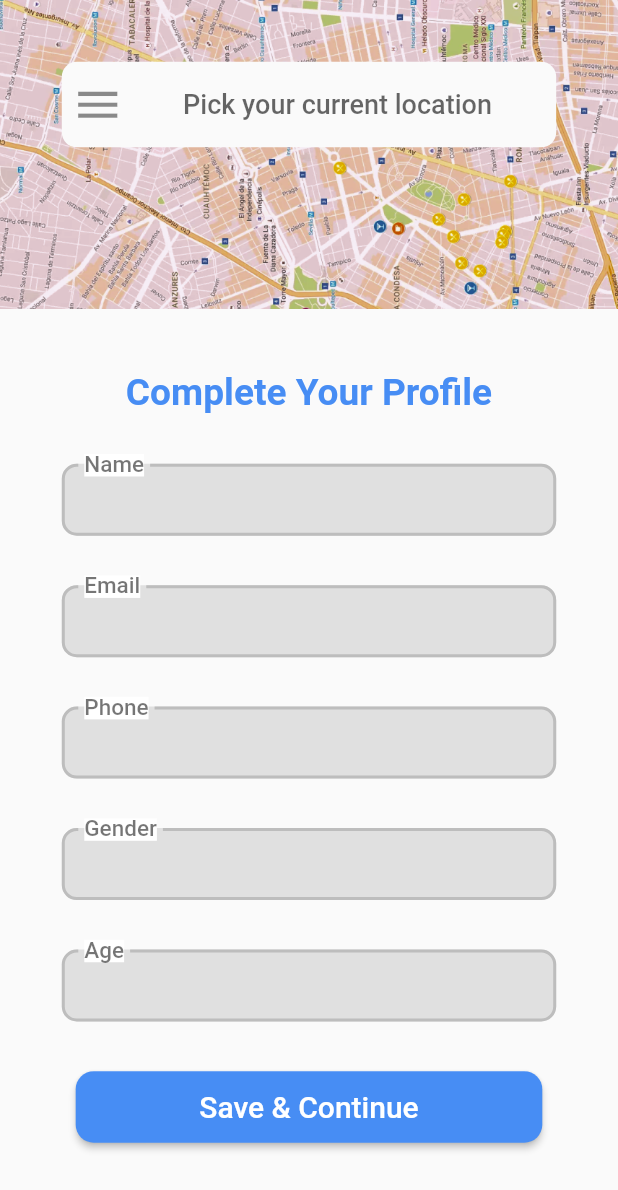
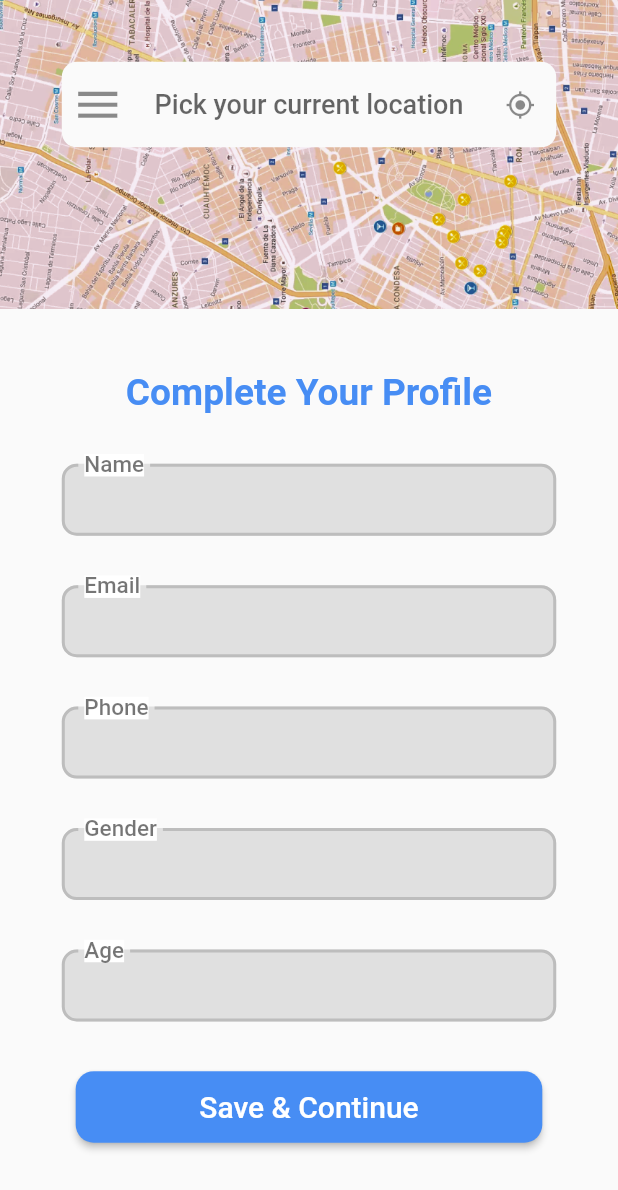
Before and after one commit to gdscnitp/Delrit, a Flutter app: the CompleteProfile screen opened by its route, after a tap on "Save & Continue", on a phone screen of 412 x 824 dp. Shown: the top 1190 px of the screen. Run offline on Flutter 3.47's test engine with Material 2 defaults, Android fonts, the phone set to English and light mode, and no system bars; our stand-ins replace cloud_firestore, firebase_auth, firebase_core, firebase_messaging, fluttertoast, geocoding and 6 more; missing offline and left inert: flutter_config, flutter_facebook_auth, flutter_polyline_points; accounts and stored records are empty.

Commit message:
complete profile changes

```diff
--- a/lib/provider/getit.dart
+++ b/lib/provider/getit.dart
@@ -3,6 +3,7 @@ import 'package:ride_sharing/services/api_services.dart';
 import 'package:ride_sharing/services/navigation_service.dart';
 import 'package:get_it/get_it.dart';
 import 'package:ride_sharing/view/add_ride_viewmodel.dart';
+import 'package:ride_sharing/view/complete_profile_viewmodel.dart';
 import 'package:ride_sharing/view/login_viewmodel.dart';
 import 'package:ride_sharing/view/search_rider_viewmodel.dart';
 
@@ -13,4 +14,5 @@ void setupLocator() {
   getIt.registerFactory(() => LoginViewModel());
   getIt.registerFactory(() => AddRideViewModel());
   getIt.registerFactory(() => SearchRiderViewModel());
+  getIt.registerFactory(() => CompleteProfileViewModel());
 }
--- a/lib/src/screens/complete_profile.dart
+++ b/lib/src/screens/complete_profile.dart
@@ -1,26 +1,34 @@
 import 'package:flutter/material.dart';
+import 'package:geolocator/geolocator.dart';
 import 'package:ride_sharing/config/app_config.dart';
+import 'package:ride_sharing/provider/base_view.dart';
+import 'package:ride_sharing/src/screens/address_search.dart';
 import 'package:ride_sharing/src/widgets/place_search_text_field.dart';
+import 'package:ride_sharing/view/complete_profile_viewmodel.dart';
+import 'package:uuid/uuid.dart';
 
 class CompleteProfile extends StatelessWidget {
   const CompleteProfile({Key? key}) : super(key: key);
 
   @override
   Widget build(BuildContext context) {
+    return BaseView<CompleteProfileViewModel>(builder: (context, model, child) {
       return Scaffold(
         resizeToAvoidBottomInset: false,
         body: Column(
-        children: const [
-          Flexible(flex: 1, child: Header()),
-          Flexible(flex: 3, child: Body()),
+          children: [
+            Flexible(flex: 1, child: Header(model: model)),
+            Flexible(flex: 3, child: Body(model: model)),
           ],
         ),
       );
+    });
   }
 }
 
 class Header extends StatelessWidget {
-  const Header({Key? key}) : super(key: key);
+  final CompleteProfileViewModel model;
+  const Header({Key? key, required this.model}) : super(key: key);
 
   @override
   Widget build(BuildContext context) {
@@ -45,6 +53,19 @@ class Header extends StatelessWidget {
               borderRadius: BorderRadius.circular(10.0),
             ),
             child: TextFormField(
+              controller: model.addressController,
+              onTap: () async {
+                final Position currentLocation =
+                    await Geolocator.getCurrentPosition(
+                  desiredAccuracy: LocationAccuracy.medium,
+                );
+                final sessionToken = const Uuid().v4();
+                final result = await showSearch(
+                  context: context,
+                  delegate: AddressSearch(sessionToken, currentLocation),
+                );
+                model.updateLocation(result!.description);
+              },
               textAlign: TextAlign.center,
               decoration: const InputDecoration(
                 border: InputBorder.none,
@@ -58,6 +79,10 @@ class Header extends StatelessWidget {
                   Icons.menu,
                   size: 35,
                 ),
+                suffixIcon: Icon(
+                  Icons.gps_fixed,
+                  size: 20,
+                ),
               ),
             ),
           ),
@@ -68,7 +93,8 @@ class Header extends StatelessWidget {
 }
 
 class Body extends StatelessWidget {
-  const Body({Key? key}) : super(key: key);
+  final CompleteProfileViewModel model;
+  Body({Key? key, required this.model}) : super(key: key);
 
   @override
   Widget build(BuildContext context) {
@@ -89,28 +115,29 @@ class Body extends StatelessWidget {
               SizedBox(
                 height: App(context).appHeight(4),
               ),
-              inputFormField(label: 'Name'),
+              inputFormField(label: 'Name', controller: model.nameController),
               SizedBox(
                 height: App(context).appHeight(4),
               ),
-              inputFormField(label: 'Email'),
+              inputFormField(label: 'Email', controller: model.emailController),
               SizedBox(
                 height: App(context).appHeight(4),
               ),
-              inputFormField(label: 'Phone'),
+              inputFormField(label: 'Phone', controller: model.phoneController),
               SizedBox(
                 height: App(context).appHeight(4),
               ),
-              inputFormField(label: 'Gender'),
+              inputFormField(
+                  label: 'Gender', controller: model.genderController),
               SizedBox(
                 height: App(context).appHeight(4),
               ),
-              inputFormField(label: 'Age'),
+              inputFormField(label: 'Age', controller: model.ageController),
               SizedBox(
                 height: App(context).appHeight(4),
               ),
               ElevatedButton(
-                onPressed: () {},
+                onPressed: model.save,
                 style: ElevatedButton.styleFrom(
                   padding: EdgeInsets.symmetric(
                     horizontal: App(context).appWidth(20.0),
--- a/lib/src/widgets/place_search_text_field.dart
+++ b/lib/src/widgets/place_search_text_field.dart
@@ -47,11 +47,13 @@ Widget inputFormField({
   // required TextEditingController controller,
   // FocusNode? focusNode,
   required String label,
+  required TextEditingController controller,
   //required String hint,
   //required BuildContext context,
 }) {
   return SizedBox(
     child: TextFormField(
+      controller: controller,
       // onChanged: (value) {
       // locationCallback(value);
       // },
--- /dev/null
+++ b/lib/view/complete_profile_viewmodel.dart
@@ -0,0 +1,34 @@
+import 'package:flutter/material.dart';
+import 'package:ride_sharing/provider/base_model.dart';
+
+class CompleteProfileViewModel extends BaseModel {
+  final TextEditingController nameController = TextEditingController();
+  final TextEditingController phoneController = TextEditingController();
+  final TextEditingController emailController = TextEditingController();
+  final TextEditingController genderController = TextEditingController();
+  final TextEditingController ageController = TextEditingController();
+  final TextEditingController addressController = TextEditingController();
+
+  void clear() {
+    nameController.clear();
+    phoneController.clear();
+    emailController.clear();
+    genderController.clear();
+    ageController.clear();
+    notifyListeners();
+  }
+
+  void updateLocation(String result) {
+    addressController.text = result;
+    notifyListeners();
+  }
+
+  void save() {
+    print(nameController.text);
+    print(phoneController.text);
+    print(emailController.text);
+    print(genderController.text);
+    print(ageController.text);
+    // notifyListeners();
+  }
+}
```
Also changed, not shown: pubspec.lock. Lines whose indentation alone changed are shown as unchanged.
